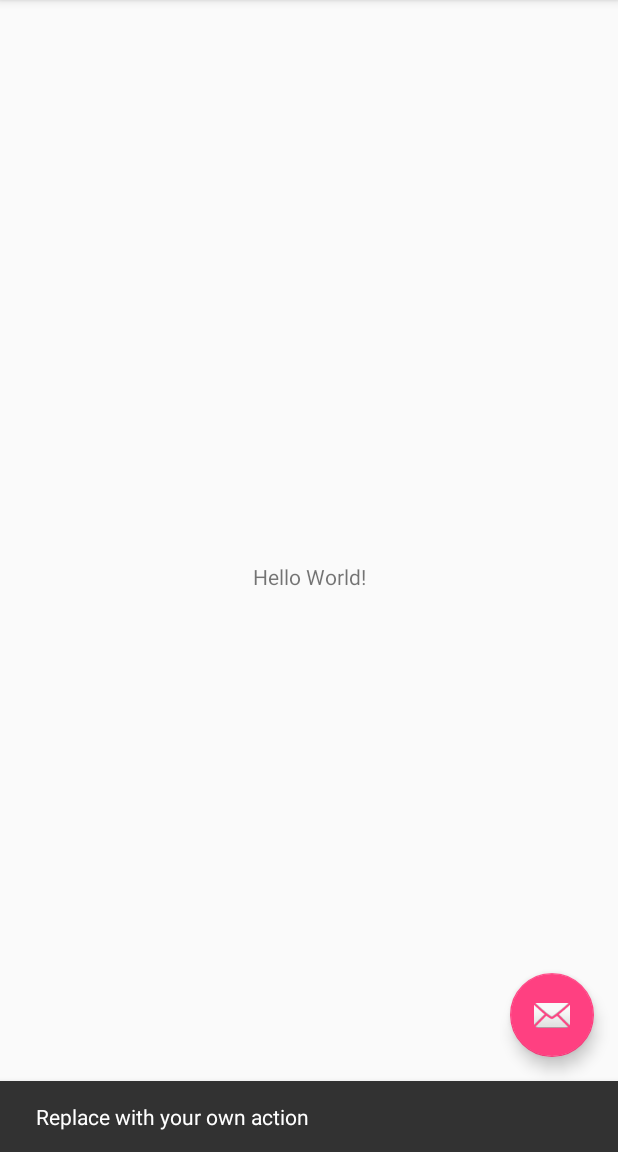
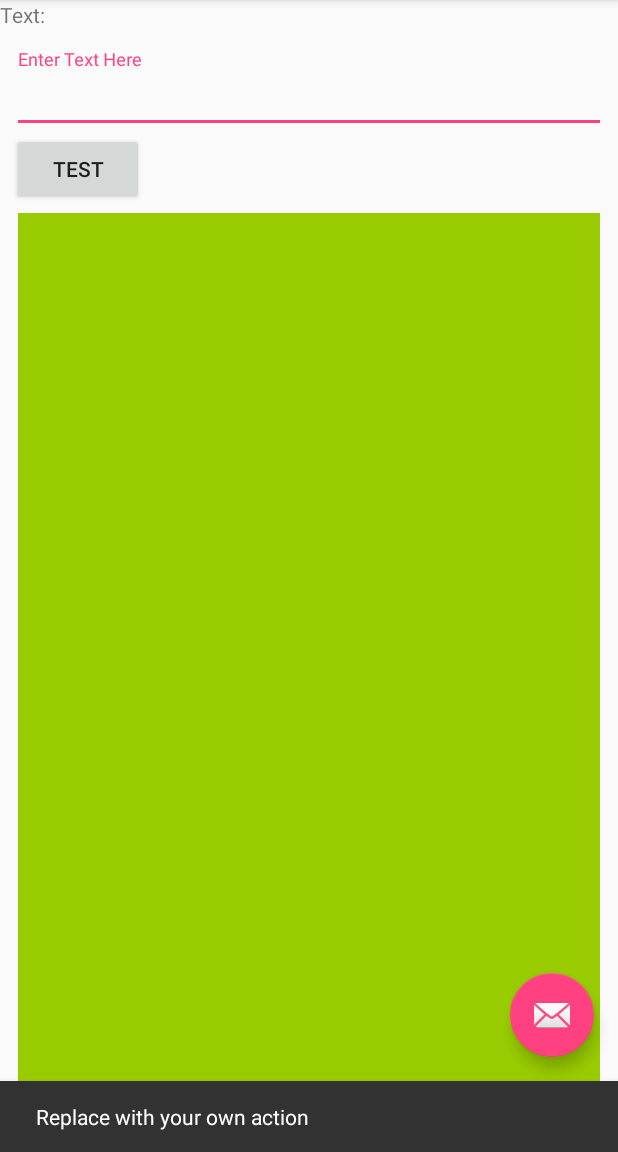
Before and after one commit to RickyHempel/Morse-Code, an Android app: the screen it shows after launch (MainActivity), after a tap on an icon or button, on a phone screen of 412 x 824 dp, the part 84-1236 px from its top. Run offline under Robolectric (Android 15) with nearby library versions, the phone set to English and light mode, and no system bars; 2 statements that could not run were skipped.

Commit message:
outline done

```diff
--- a/MorseCode/app/src/main/java/com/example/ricky/morsecode/MainActivity.kt
+++ b/MorseCode/app/src/main/java/com/example/ricky/morsecode/MainActivity.kt
@@ -1,24 +1,35 @@
 package com.example.ricky.morsecode
 
+import android.app.Activity
+import android.content.Context
 import android.os.Bundle
 import android.support.design.widget.Snackbar
 import android.support.v7.app.AppCompatActivity
+import android.text.method.ScrollingMovementMethod
 import android.view.Menu
 import android.view.MenuItem
+import android.view.View
+import android.view.inputmethod.InputMethodManager
 
 import kotlinx.android.synthetic.main.activity_main.*
+import kotlinx.android.synthetic.main.content_main.*
 
 class MainActivity : AppCompatActivity() {
 
+
     override fun onCreate(savedInstanceState: Bundle?) {
+        mTextView.movementMethod=ScrollingMovementMethod();
         super.onCreate(savedInstanceState)
         setContentView(R.layout.activity_main)
         setSupportActionBar(toolbar)
-
+        testButton.setOnClickListener{view->appendTextAndScroll(inputText.text.Tostring());
+            hideKeyboard();
+        }
         fab.setOnClickListener { view ->
             Snackbar.make(view, "Replace with your own action", Snackbar.LENGTH_LONG)
                     .setAction("Action", null).show()
         }
+        outputText.movementMethod = ScrollingMovementMethod()
     }
 
     override fun onCreateOptionsMenu(menu: Menu): Boolean {
@@ -26,7 +37,6 @@ class MainActivity : AppCompatActivity() {
         menuInflater.inflate(R.menu.menu_main, menu)
         return true
     }
-
     override fun onOptionsItemSelected(item: MenuItem): Boolean {
         // Handle action bar item clicks here. The action bar will
         // automatically handle clicks on the Home/Up button, so long
@@ -35,5 +45,23 @@ class MainActivity : AppCompatActivity() {
             R.id.action_settings -> true
             else -> super.onOptionsItemSelected(item)
         }
+        private fun append TextAndScroll(text: String){
+            if (mTextView != null){
+                mTextView.append(text + "\n")
+                val layout = mTextView.getLayout()
+                if (layout != null){
+                    val scrollDelta=(layout!!.getLineBottom(mTextView.getLineCount - 1)
+                            -mTextView.get.ScrollY() - mTextView.getHeight())
+                }
+            }
+        }
+        fun Activity.hideKeyboard(){
+                    hideKeyboard(if (currentFocus==null) View(this ) else currentFocus)
+                }
+        fun Context.hideKeyboard(view: View){
+            val inputMethodManager = getSystemService(Activity.INPUT_METHOD_SERVICE)
+                    as InputMethodManager
+            inputMethodManager.hideSoftInputFromWindow(view.windowToken,0)
+        }
     }
 }
--- a/MorseCode/app/src/main/res/layout/content_main.xml
+++ b/MorseCode/app/src/main/res/layout/content_main.xml
@@ -6,15 +6,66 @@
     android:layout_height="match_parent"
     app:layout_behavior="@string/appbar_scrolling_view_behavior"
     tools:context="com.example.ricky.morsecode.MainActivity"
+    tools:layout_editor_absoluteY="81dp"
     tools:showIn="@layout/activity_main">
 
     <TextView
+        android:id="@+id/TextView"
         android:layout_width="wrap_content"
         android:layout_height="wrap_content"
-        android:text="Hello World!"
-        app:layout_constraintBottom_toBottomOf="parent"
-        app:layout_constraintLeft_toLeftOf="parent"
-        app:layout_constraintRight_toRightOf="parent"
+        android:layout_marginBottom="13dp"
+        android:text="Text:"
+        app:layout_constraintBottom_toTopOf="@+id/textInputLayout"
+        app:layout_constraintStart_toStartOf="parent"
         app:layout_constraintTop_toTopOf="parent" />
 
+    <android.support.design.widget.TextInputLayout
+        android:id="@+id/textInputLayout"
+        android:layout_width="0dp"
+        android:layout_height="wrap_content"
+        android:layout_marginEnd="8dp"
+        android:layout_marginStart="8dp"
+        app:layout_constraintBottom_toTopOf="@+id/testButton"
+        app:layout_constraintEnd_toEndOf="parent"
+        app:layout_constraintStart_toStartOf="parent"
+        app:layout_constraintTop_toBottomOf="@+id/TextView">
+
+        <android.support.design.widget.TextInputEditText
+            android:id="@+id/InputText"
+            android:layout_width="match_parent"
+            android:layout_height="wrap_content"
+            android:hint="Enter Text Here"
+            android:inputType="text"
+            android:singleLine="true" />
+    </android.support.design.widget.TextInputLayout>
+
+    <Button
+        android:id="@+id/testButton"
+        android:layout_width="wrap_content"
+        android:layout_height="wrap_content"
+        android:layout_marginBottom="5dp"
+        android:text="Test"
+        app:layout_constraintBottom_toTopOf="@+id/mTextView "
+        app:layout_constraintStart_toStartOf="@+id/textInputLayout"
+        app:layout_constraintTop_toBottomOf="@+id/textInputLayout" />
+
+    <TextView
+        android:id="@+id/mTextView "
+        android:layout_width="0dp"
+        android:layout_height="0dp"
+        android:layout_marginBottom="16dp"
+        android:layout_marginEnd="12dp"
+        android:layout_marginStart="12dp"
+        android:background="@android:color/holo_green_light"
+        android:fontFamily="monospace"
+        android:gravity="bottom"
+        android:scrollbars="vertical"
+        android:textColor="@android:color/black"
+        android:textSize="@dimen/fab_margin"
+        android:typeface="monospace"
+        app:layout_constraintBottom_toBottomOf="parent"
+        app:layout_constraintEnd_toEndOf="parent"
+        app:layout_constraintStart_toStartOf="parent"
+        app:layout_constraintTop_toBottomOf="@+id/testButton" />
+
 </android.support.constraint.ConstraintLayout>
```
